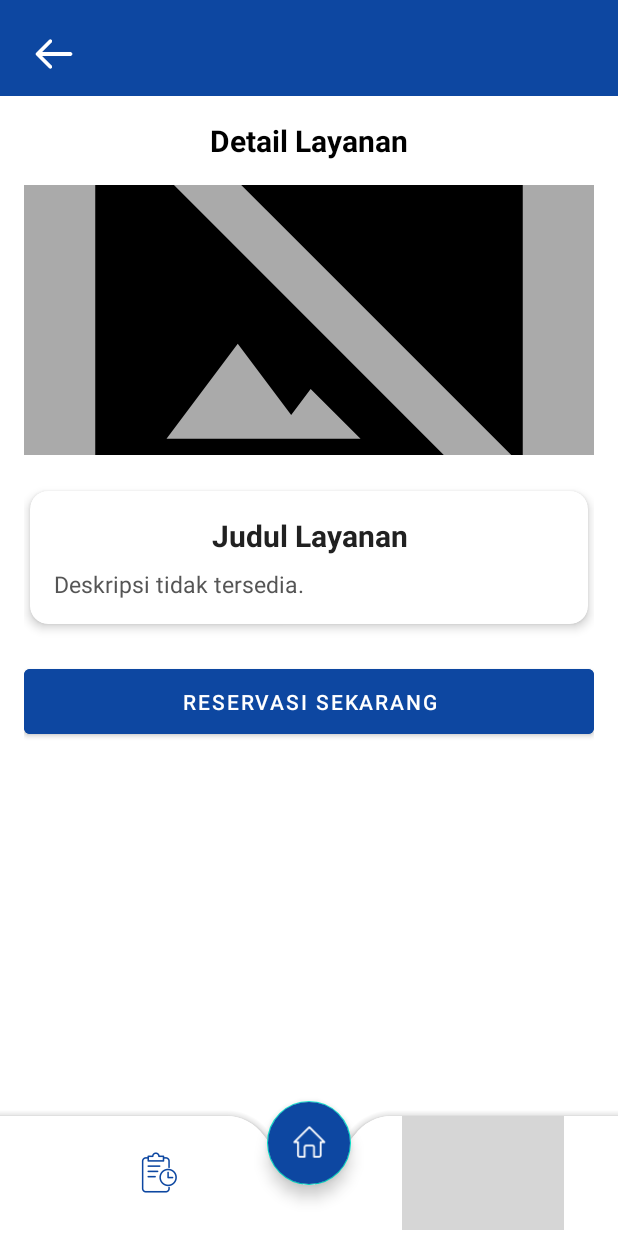
After one commit to KakaPradithaa/Tubes_Prakmob, an Android app built with Jetpack Compose: the DetailLayananActivity screen opened directly, with no data from a screen before it, on a phone screen of 412 x 824 dp. The commit adds this screen. Run offline under Robolectric (Android 15) with nearby library versions, the phone set to English and light mode, and no system bars; pictures from the network do not load; grey boxes are pictures that could not be loaded.

Commit message:
[FE] - Menambahkan Halaman Detail Layanan

```diff
--- a/app/src/main/AndroidManifest.xml
+++ b/app/src/main/AndroidManifest.xml
@@ -39,6 +39,7 @@
         <activity android:name=".ui.theme.main.EditProfileActivity" />
         <activity android:name=".ui.theme.order.OrderStatusActivity"/>
         <activity android:name=".ui.theme.admin.AdminHomepageActivity"/>
+        <activity android:name=".ui.theme.main.DetailLayananActivity"/>
         <activity
             android:name=".ui.schedule.ScheduleActivity"
             android:exported="false"
--- /dev/null
+++ b/app/src/main/java/com/example/bengkelappclient/ui/theme/main/DetailLayananActivity.kt
@@ -0,0 +1,81 @@
+package com.example.bengkelappclient.ui.theme.main
+
+import android.content.Intent
+import android.os.Bundle
+import android.widget.*
+import androidx.appcompat.app.AppCompatActivity
+import com.bumptech.glide.Glide
+import com.example.bengkelappclient.R
+import com.example.bengkelappclient.ui.theme.main.BookingActivity
+import com.example.bengkelappclient.ui.theme.main.EditProfileActivity
+import com.example.bengkelappclient.ui.theme.main.homepage
+import com.example.bengkelappclient.ui.theme.order.OrderStatusActivity
+import com.google.android.material.floatingactionbutton.FloatingActionButton
+
+class DetailLayananActivity : AppCompatActivity() {
+
+    private lateinit var backIcon: ImageButton
+    private lateinit var btnReservasi: Button
+    private lateinit var navHistory: ImageButton
+    private lateinit var navProfile: ImageButton
+    private lateinit var fabHome: FloatingActionButton
+
+    private lateinit var judulLayanan: TextView
+    private lateinit var deskripsiLayanan: TextView
+    private lateinit var imageLayanan: ImageView
+
+    override fun onCreate(savedInstanceState: Bundle?) {
+        super.onCreate(savedInstanceState)
+        setContentView(R.layout.activity_detail_layanan)
+
+        // Inisialisasi UI
+        backIcon = findViewById(R.id.back_icon)
+        btnReservasi = findViewById(R.id.btnReservasi)
+        navHistory = findViewById(R.id.nav_history)
+        navProfile = findViewById(R.id.nav_profile)
+        fabHome = findViewById(R.id.fab_home)
+
+        judulLayanan = findViewById(R.id.judulLayanan)
+        deskripsiLayanan = findViewById(R.id.deskripsiLayanan)
+        imageLayanan = findViewById(R.id.imageLayanan)
+
+        // Ambil data dari Intent
+        val judul = intent.getStringExtra("judul_layanan")
+        val deskripsi = intent.getStringExtra("deskripsi_layanan")
+        val imageUrl = intent.getStringExtra("image_layanan_url")
+
+        judulLayanan.text = judul ?: "Judul Layanan"
+        deskripsiLayanan.text = deskripsi ?: "Deskripsi tidak tersedia."
+
+        Glide.with(this)
+            .load(imageUrl)
+            .placeholder(R.drawable.ic_placeholder)
+            .error(R.drawable.baseline_hide_image_24)
+            .centerCrop()
+            .into(imageLayanan)
+
+        // Tombol kembali
+        backIcon.setOnClickListener {
+            finish()
+        }
+
+        // Tombol reservasi
+        btnReservasi.setOnClickListener {
+            val intent = Intent(this, BookingActivity::class.java)
+            startActivity(intent)
+        }
+
+        // Bottom bar buttons
+        navHistory.setOnClickListener {
+            startActivity(Intent(this, OrderStatusActivity::class.java))
+        }
+
+        navProfile.setOnClickListener {
+            startActivity(Intent(this, EditProfileActivity::class.java))
+        }
+
+        fabHome.setOnClickListener {
+            startActivity(Intent(this, homepage::class.java))
+        }
+    }
+}
--- /dev/null
+++ b/app/src/main/res/drawable/default_image.xml
@@ -0,0 +1,4 @@
+<?xml version="1.0" encoding="utf-8"?>
+<selector xmlns:android="http://schemas.android.com/apk/res/android">
+
+</selector>
--- /dev/null
+++ b/app/src/main/res/layout/activity_detail_layanan.xml
@@ -0,0 +1,195 @@
+<?xml version="1.0" encoding="utf-8"?>
+<androidx.coordinatorlayout.widget.CoordinatorLayout
+    xmlns:android="http://schemas.android.com/apk/res/android"
+    xmlns:app="http://schemas.android.com/apk/res-auto"
+    android:layout_width="match_parent"
+    android:layout_height="match_parent"
+    android:background="@android:color/white">
+
+    <!-- Top Header Bar -->
+    <androidx.constraintlayout.widget.ConstraintLayout
+        android:id="@+id/topHeader"
+        android:layout_width="match_parent"
+        android:layout_height="64dp"
+        android:background="#0D47A1"
+        android:paddingStart="20dp"
+        android:paddingEnd="20dp"
+        android:paddingTop="8dp">
+
+        <!-- Tombol Kembali -->
+        <ImageButton
+            android:id="@+id/back_icon"
+            android:layout_width="32dp"
+            android:layout_height="32dp"
+            android:src="@drawable/arrow"
+            android:contentDescription="Kembali"
+            android:background="?attr/selectableItemBackgroundBorderless"
+            android:padding="4dp"
+            app:layout_constraintStart_toStartOf="parent"
+            app:layout_constraintTop_toTopOf="parent"
+            app:layout_constraintBottom_toBottomOf="parent"
+            app:tint="#FFFFFF" />
+
+        <!-- Judul -->
+        <TextView
+            android:id="@+id/header_title"
+            android:layout_width="wrap_content"
+            android:layout_height="wrap_content"
+            android:textColor="@android:color/white"
+            android:textStyle="bold"
+            android:textSize="18sp"
+            app:layout_constraintStart_toEndOf="@id/back_icon"
+            app:layout_constraintTop_toTopOf="parent"
+            app:layout_constraintBottom_toBottomOf="parent"
+            app:layout_constraintEnd_toEndOf="parent"
+            app:layout_constraintHorizontal_bias="0" />
+    </androidx.constraintlayout.widget.ConstraintLayout>
+
+    <!-- Konten utama -->
+    <ScrollView
+        android:layout_width="match_parent"
+        android:layout_height="match_parent"
+        android:layout_marginTop="64dp"
+        android:layout_marginBottom="80dp"
+        android:padding="16dp">
+
+        <LinearLayout
+            android:layout_width="match_parent"
+            android:layout_height="wrap_content"
+            android:orientation="vertical">
+
+            <TextView
+                android:id="@+id/titleDetailLayanan"
+                android:layout_width="wrap_content"
+                android:layout_height="wrap_content"
+                android:text="Detail Layanan"
+                android:textSize="20sp"
+                android:textStyle="bold"
+                android:textColor="#000000"
+                android:layout_gravity="center_horizontal"
+                android:layout_marginBottom="16dp" />
+
+            <ImageView
+                android:id="@+id/imageLayanan"
+                android:layout_width="match_parent"
+                android:layout_height="180dp"
+                android:layout_marginBottom="16dp"
+                android:background="@android:color/darker_gray"
+                android:scaleType="centerCrop"
+                android:contentDescription="Gambar Layanan"
+                android:clipToOutline="true" />
+
+            <androidx.cardview.widget.CardView
+                android:layout_width="match_parent"
+                android:layout_height="wrap_content"
+                android:layout_marginBottom="24dp"
+                app:cardElevation="4dp"
+                app:cardCornerRadius="12dp"
+                android:layout_marginTop="8dp"
+                android:layout_marginHorizontal="4dp">
+
+                <LinearLayout
+                    android:layout_width="match_parent"
+                    android:layout_height="wrap_content"
+                    android:orientation="vertical"
+                    android:padding="16dp">
+
+                    <TextView
+                        android:id="@+id/judulLayanan"
+                        android:layout_width="match_parent"
+                        android:layout_height="wrap_content"
+                        android:text="Ganti Oli"
+                        android:textSize="20sp"
+                        android:textStyle="bold"
+                        android:textColor="#212121"
+                        android:layout_marginBottom="8dp"
+                        android:gravity="center"
+                        android:textAlignment="center" />
+
+                    <TextView
+                        android:id="@+id/deskripsiLayanan"
+                        android:layout_width="match_parent"
+                        android:layout_height="wrap_content"
+                        android:text="Ganti oli adalah proses rutin yang dilakukan untuk menjaga kesehatan dan kinerja mesin kendaraan. Dengan mengganti oli secara berkala, mesin tetap terlindungi dari gesekan berlebih, panas, dan penumpukan kotoran yang bisa merusak komponen penting. ..."
+                        android:textSize="15sp"
+                        android:textColor="#555555"
+                        android:lineSpacingExtra="4dp"
+                        android:justificationMode="inter_word"
+                        android:textAlignment="viewStart" />
+                </LinearLayout>
+            </androidx.cardview.widget.CardView>
+
+            <Button
+                android:id="@+id/btnReservasi"
+                android:layout_width="match_parent"
+                android:layout_height="wrap_content"
+                android:text="RESERVASI SEKARANG"
+                android:backgroundTint="@color/indigoblue"
+                android:textColor="@android:color/white"
+                android:elevation="2dp"
+                android:padding="12dp" />
+        </LinearLayout>
+    </ScrollView>
+
+    <!-- BottomAppBar -->
+    <com.google.android.material.bottomappbar.BottomAppBar
+        android:id="@+id/bottomAppBar"
+        android:layout_width="match_parent"
+        android:layout_height="80dp"
+        android:layout_gravity="bottom"
+        android:backgroundTint="#FFFFFF"
+        android:paddingBottom="4dp"
+        app:fabAlignmentMode="center"
+        app:fabCradleRoundedCornerRadius="30dp"
+        app:fabCradleMargin="10dp"
+        app:fabCradleVerticalOffset="10dp">
+
+        <LinearLayout
+            android:layout_width="match_parent"
+            android:layout_height="match_parent"
+            android:orientation="horizontal"
+            android:gravity="center"
+            android:paddingHorizontal="36dp"
+            android:weightSum="3">
+
+            <ImageButton
+                android:id="@+id/nav_history"
+                android:layout_width="0dp"
+                android:layout_height="wrap_content"
+                android:layout_weight="1"
+                android:src="@drawable/orderstatus"
+                android:contentDescription="History"
+                android:background="?attr/selectableItemBackgroundBorderless"
+                app:tint="@color/indigoblue"
+                android:layout_gravity="center" />
+
+            <View
+                android:layout_width="0dp"
+                android:layout_height="wrap_content"
+                android:layout_weight="1" />
+
+            <ImageButton
+                android:id="@+id/nav_profile"
+                android:layout_width="0dp"
+                android:layout_height="wrap_content"
+                android:layout_weight="1"
+                android:src="@drawable/btn_4"
+                android:contentDescription="Profile"
+                android:layout_gravity="center"
+                android:background="?attr/selectableItemBackgroundBorderless"
+                app:tint="@color/indigoblue" />
+        </LinearLayout>
+    </com.google.android.material.bottomappbar.BottomAppBar>
+
+    <!-- FAB -->
+    <com.google.android.material.floatingactionbutton.FloatingActionButton
+        android:id="@+id/fab_home"
+        android:layout_width="wrap_content"
+        android:layout_height="wrap_content"
+        android:layout_gravity="bottom|center_horizontal"
+        android:layout_marginBottom="20dp"
+        android:src="@drawable/home"
+        android:backgroundTint="@color/indigoblue"
+        app:tint="#FFFFFF"
+        app:layout_anchor="@id/bottomAppBar" />
+</androidx.coordinatorlayout.widget.CoordinatorLayout>
```
Also changed, not shown: app/src/main/java/com/example/bengkelappclient/ui/theme/main/BookingActivity.kt (+21 -3 lines), app/src/main/java/com/example/bengkelappclient/ui/theme/main/EditProfileActivity.kt (+36 -7 lines), app/src/main/java/com/example/bengkelappclient/ui/theme/main/homepage.kt (+5 -3 lines), app/src/main/res/layout/activity_booking.xml (+26 -10 lines), app/src/main/res/layout/activity_edit_profile.xml (+10 -10 lines), app/src/main/res/drawable-hdpi/boreup.png (added), app/src/main/res/drawable-hdpi/dynotest.png (added), app/src/main/res/drawable-hdpi/infusinjeksi.png (added), app/src/main/res/drawable-hdpi/tuneup.png (added).
